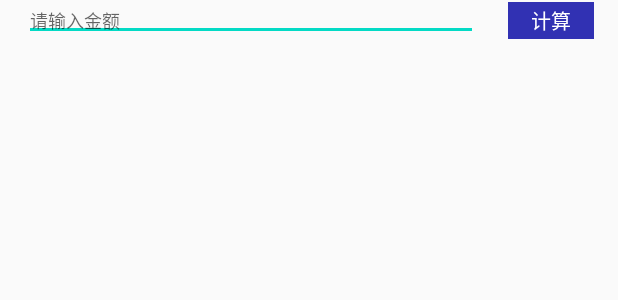
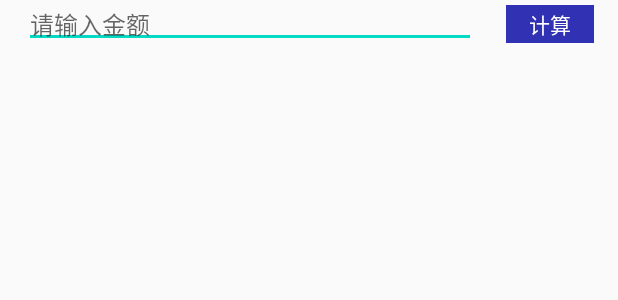
Before and after one commit to zp110579/Calc, an Android app: the layout activity_main.xml on its own in the app's theme, with its tools: preview values and no code run, on a phone screen of 412 x 824 dp. Shown: the top 300 px of the screen. Run offline under Robolectric (Android 15) with nearby library versions, the phone set to English and light mode, and no system bars; plain views replace ZxEditText, ZxLinearLayout, ZxTextView.

Commit message:
修改字体大小

```diff
--- a/app/src/main/java/com/zee/btc/calc/MainActivity.kt
+++ b/app/src/main/java/com/zee/btc/calc/MainActivity.kt
@@ -38,7 +38,7 @@ class MainActivity : AppCompatActivity() {
 
     fun value(value: Double, type: Int): java.lang.StringBuilder {
         val builder = StringBuilder();
-        for (i in 1..100) {
+        for (i in 1..400) {
             val tempValue = BigDecimal(i * 0.01 * type)
 
             builder.append(
--- a/app/src/main/res/layout/activity_main.xml
+++ b/app/src/main/res/layout/activity_main.xml
@@ -20,7 +20,7 @@
             android:id="@+id/tv_input_text"
             style="@style/btn_cale"
             android:hint="请输入金额"
-            android:textSize="12dp"
+            android:textSize="16dp"
             app:zv_borderWidth="1dp"
             app:zv_radius="8dp" />
 
@@ -44,7 +44,8 @@
             android:layout_marginRight="5dp"
             android:layout_weight="1"
             android:padding="5dp"
-            android:textSize="6sp"
+            android:scrollbars="vertical"
+            android:textSize="16dp"
             app:zv_borderColor="#f00"
             app:zv_borderWidth="1dp" />
 
@@ -55,7 +56,8 @@
             android:layout_marginLeft="5dp"
             android:layout_weight="1"
             android:padding="5dp"
-            android:textSize="6sp"
+            android:scrollbars="vertical"
+            android:textSize="16dp"
             app:zv_borderColor="#255325"
             app:zv_borderWidth="1dp" />
 
--- a/app/src/main/res/values/styles.xml
+++ b/app/src/main/res/values/styles.xml
@@ -29,7 +29,7 @@
         <item name="android:paddingRight">15dp</item>
         <item name="android:paddingBottom">2dp</item>
         <item name="android:textColor">#fff</item>
-        <item name="android:textSize">13sp</item>
+        <item name="android:textSize">14dp</item>
         <item name="zv_radius">8dp</item>
     </style>
 
```
